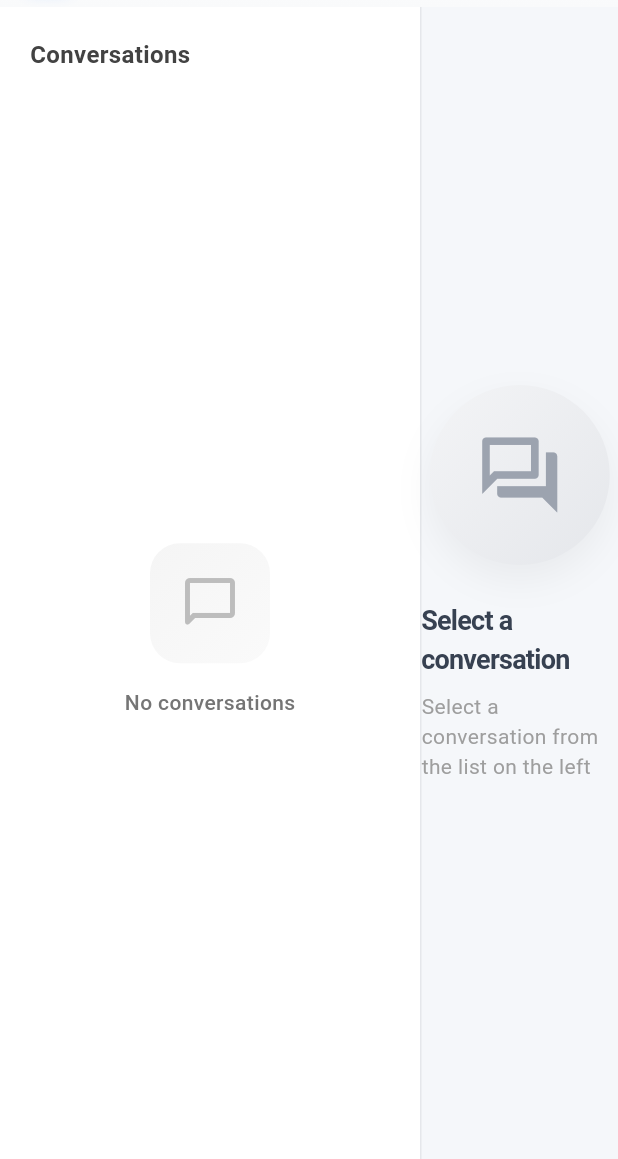
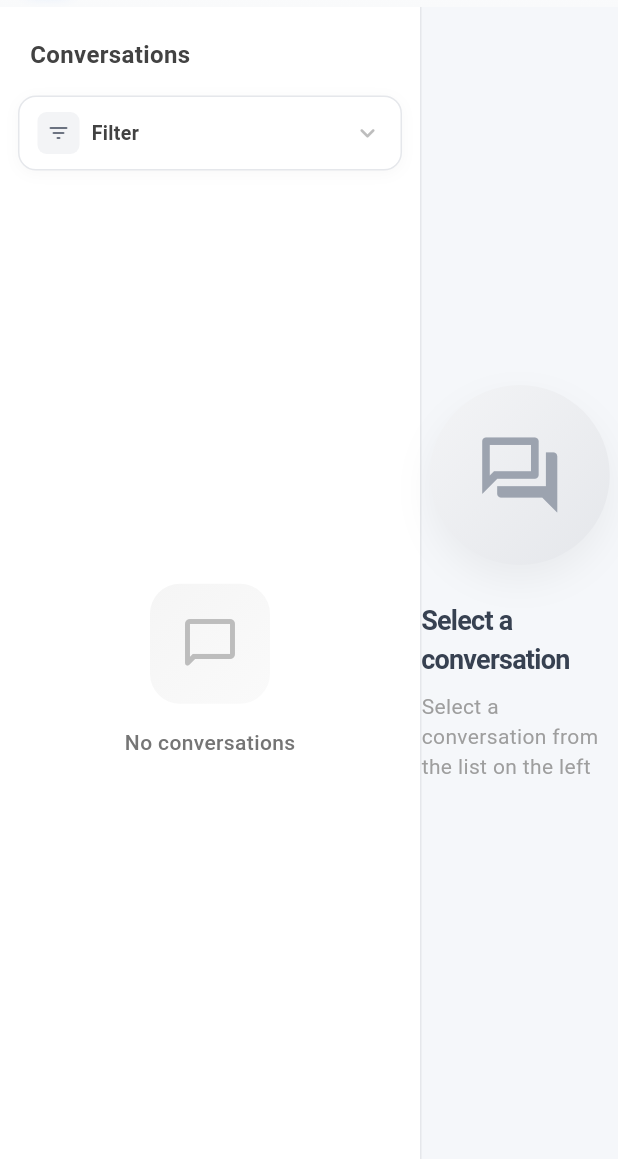
Before and after one commit to dainn67/chatbot-flow-client, a Flutter app: the screen it shows after launch, on a phone screen of 412 x 824 dp, the part 77-1236 px from its top. Run offline on Flutter 3.47's test engine with Material 3 defaults, Android fonts, the phone set to English and light mode, and no system bars; our stand-ins replace flutter_html; missing offline and left inert: flutter_math_fork; network calls fail.

Commit message:
feat: add filter ui

```diff
--- a/lib/providers/messages_provider.dart
+++ b/lib/providers/messages_provider.dart
@@ -10,11 +10,21 @@ class MessagesProvider with ChangeNotifier {
   final List<Message> _messages = [];
   List<Message> get messages => _messages;
 
+  // Filters
+  String? _appNameFilter;
+  String? _flowTitleFilter;
+  String? get appNameFilter => _appNameFilter;
+  String? get flowTitleFilter => _flowTitleFilter;
+
   // Conversation IDs
   List<Conversation> get conversations {
     final seen = <String>{};
     final uniqueConversations = <Conversation>[];
-    for (final msg in _messages) {
+
+    // Lọc messages trước khi tạo conversations
+    final filteredMessages = _getFilteredMessages();
+
+    for (final msg in filteredMessages) {
       if (!seen.contains(msg.conversationId)) {
         seen.add(msg.conversationId);
         uniqueConversations.add(Conversation(conversationId: msg.conversationId, appName: msg.appName));
@@ -25,6 +35,44 @@ class MessagesProvider with ChangeNotifier {
 
   String? _selectedConversationId;
   String? get selectedConversationId => _selectedConversationId;
+
+  // Lọc messages dựa trên filter
+  List<Message> _getFilteredMessages() {
+    if (_appNameFilter == null && _flowTitleFilter == null) {
+      return _messages;
+    }
+
+    return _messages.where((msg) {
+      bool matchAppName = true;
+      bool matchFlowTitle = true;
+
+      if (_appNameFilter != null && _appNameFilter!.isNotEmpty) {
+        matchAppName = msg.appName.toLowerCase().contains(_appNameFilter!.toLowerCase());
+      }
+
+      if (_flowTitleFilter != null && _flowTitleFilter!.isNotEmpty) {
+        matchFlowTitle = msg.flowTitle.toLowerCase().contains(_flowTitleFilter!.toLowerCase());
+      }
+
+      return matchAppName && matchFlowTitle;
+    }).toList();
+  }
+
+  // Set filters
+  void setFilters(String? appName, String? flowTitle) {
+    _appNameFilter = appName;
+    _flowTitleFilter = flowTitle;
+
+    // Reset selected conversation nếu nó không còn trong danh sách filter
+    if (_selectedConversationId != null) {
+      final conversationIds = conversations.map((c) => c.conversationId).toList();
+      if (!conversationIds.contains(_selectedConversationId)) {
+        _selectedConversationId = null;
+      }
+    }
+
+    notifyListeners();
+  }
 
   void selectConversation(String conversationId) {
     _selectedConversationId = conversationId;
@@ -40,7 +88,8 @@ class MessagesProvider with ChangeNotifier {
   }
 
   List<Message> getMessagesByConversationId(String conversationId) {
-    final messages = _messages.where((msg) => msg.conversationId == conversationId).toList();
+    final filteredMessages = _getFilteredMessages();
+    final messages = filteredMessages.where((msg) => msg.conversationId == conversationId).toList();
 
     messages.sort((a, b) {
       final dateA = DateTime.tryParse(a.createdAt) ?? DateTime.fromMillisecondsSinceEpoch(0);
--- /dev/null
+++ b/lib/screens/components/filter_panel.dart
@@ -0,0 +1,201 @@
+import 'package:flutter/material.dart';
+
+/// Widget bộ lọc tối giản cho conversations
+class FilterPanel extends StatefulWidget {
+  final String? appNameFilter;
+  final String? flowTitleFilter;
+  final Function(String? appName, String? flowTitle) onFilterChanged;
+
+  const FilterPanel({super.key, this.appNameFilter, this.flowTitleFilter, required this.onFilterChanged});
+
+  @override
+  State<FilterPanel> createState() => _FilterPanelState();
+}
+
+class _FilterPanelState extends State<FilterPanel> {
+  bool _isExpanded = false;
+  late TextEditingController _appNameController;
+  late TextEditingController _flowTitleController;
+
+  @override
+  void initState() {
+    super.initState();
+    _appNameController = TextEditingController(text: widget.appNameFilter);
+    _flowTitleController = TextEditingController(text: widget.flowTitleFilter);
+  }
+
+  @override
+  void dispose() {
+    _appNameController.dispose();
+    _flowTitleController.dispose();
+    super.dispose();
+  }
+
+  void _applyFilter() {
+    final appName = _appNameController.text.trim().isEmpty ? null : _appNameController.text.trim();
+    final flowTitle = _flowTitleController.text.trim().isEmpty ? null : _flowTitleController.text.trim();
+    widget.onFilterChanged(appName, flowTitle);
+  }
+
+  void _clearFilter() {
+    _appNameController.clear();
+    _flowTitleController.clear();
+    widget.onFilterChanged(null, null);
+  }
+
+  bool get _hasActiveFilters => (_appNameController.text.trim().isNotEmpty || _flowTitleController.text.trim().isNotEmpty);
+
+  @override
+  Widget build(BuildContext context) {
+    return Container(
+      margin: const EdgeInsets.symmetric(horizontal: 12, vertical: 8),
+      decoration: BoxDecoration(
+        color: Colors.white,
+        borderRadius: BorderRadius.circular(12),
+        border: Border.all(color: const Color(0xFFE5E7EB)),
+        boxShadow: [BoxShadow(color: Colors.black.withValues(alpha: 0.03), blurRadius: 8, offset: const Offset(0, 2))],
+      ),
+      child: Column(
+        mainAxisSize: MainAxisSize.min,
+        children: [
+          // Header - luôn hiển thị
+          InkWell(
+            onTap: () => setState(() => _isExpanded = !_isExpanded),
+            borderRadius: BorderRadius.circular(12),
+            child: Padding(
+              padding: const EdgeInsets.symmetric(horizontal: 12, vertical: 10),
+              child: Row(
+                children: [
+                  Container(
+                    padding: const EdgeInsets.all(6),
+                    decoration: BoxDecoration(
+                      color: _hasActiveFilters ? const Color(0xFF3B82F6).withValues(alpha: 0.1) : const Color(0xFFF3F4F6),
+                      borderRadius: BorderRadius.circular(6),
+                    ),
+                    child: Icon(Icons.filter_list_rounded, size: 16, color: _hasActiveFilters ? const Color(0xFF3B82F6) : const Color(0xFF6B7280)),
+                  ),
+                  const SizedBox(width: 8),
+                  Expanded(
+                    child: Text(
+                      'Filter',
+                      style: TextStyle(fontSize: 13, fontWeight: FontWeight.w600, color: Colors.grey.shade800),
+                    ),
+                  ),
+                  if (_hasActiveFilters)
+                    Container(
+                      padding: const EdgeInsets.symmetric(horizontal: 6, vertical: 2),
+                      decoration: BoxDecoration(color: const Color(0xFF3B82F6), borderRadius: BorderRadius.circular(10)),
+                      child: const Text(
+                        'Active',
+                        style: TextStyle(fontSize: 10, fontWeight: FontWeight.w600, color: Colors.white),
+                      ),
+                    ),
+                  const SizedBox(width: 8),
+                  Icon(_isExpanded ? Icons.keyboard_arrow_up_rounded : Icons.keyboard_arrow_down_rounded, size: 20, color: Colors.grey.shade400),
+                ],
+              ),
+            ),
+          ),
+
+          // Nội dung filter - hiển thị khi expand
+          if (_isExpanded) ...[
+            const Divider(height: 1, color: Color(0xFFE5E7EB)),
+            Padding(
+              padding: const EdgeInsets.all(12),
+              child: Column(
+                crossAxisAlignment: CrossAxisAlignment.start,
+                children: [
+                  // App Name Filter
+                  _buildFilterField(label: 'App Name', controller: _appNameController, hintText: 'Enter app name...', icon: Icons.apps_rounded),
+                  const SizedBox(height: 12),
+
+                  // Flow Title Filter
+                  _buildFilterField(
+                    label: 'Flow Title',
+                    controller: _flowTitleController,
+                    hintText: 'Enter flow title...',
+                    icon: Icons.label_outline_rounded,
+                  ),
+                  const SizedBox(height: 12),
+
+                  // Action Buttons
+                  Row(
+                    children: [
+                      Expanded(
+                        child: OutlinedButton(
+                          onPressed: _clearFilter,
+                          style: OutlinedButton.styleFrom(
+                            padding: const EdgeInsets.symmetric(vertical: 8),
+                            side: const BorderSide(color: Color(0xFFE5E7EB)),
+                            shape: RoundedRectangleBorder(borderRadius: BorderRadius.circular(8)),
+                          ),
+                          child: const Text(
+                            'Clear',
+                            style: TextStyle(fontSize: 12, fontWeight: FontWeight.w600, color: Color(0xFF6B7280)),
+                          ),
+                        ),
+                      ),
+                      const SizedBox(width: 8),
+                      Expanded(
+                        child: ElevatedButton(
+                          onPressed: _applyFilter,
+                          style: ElevatedButton.styleFrom(
+                            padding: const EdgeInsets.symmetric(vertical: 8),
+                            backgroundColor: const Color(0xFF3B82F6),
+                            elevation: 0,
+                            shape: RoundedRectangleBorder(borderRadius: BorderRadius.circular(8)),
+                          ),
+                          child: const Text(
+                            'Apply',
+                            style: TextStyle(fontSize: 12, fontWeight: FontWeight.w600, color: Colors.white),
+                          ),
+                        ),
+                      ),
+                    ],
+                  ),
+                ],
+              ),
+            ),
+          ],
+        ],
+      ),
+    );
+  }
+
+  Widget _buildFilterField({required String label, required TextEditingController controller, required String hintText, required IconData icon}) {
+    return Column(
+      crossAxisAlignment: CrossAxisAlignment.start,
+      children: [
+        Text(
+          label,
+          style: TextStyle(fontSize: 11, fontWeight: FontWeight.w600, color: Colors.grey.shade700),
+        ),
+        const SizedBox(height: 6),
+        TextField(
+          controller: controller,
+          style: const TextStyle(fontSize: 13),
+          decoration: InputDecoration(
+            hintText: hintText,
+            hintStyle: TextStyle(fontSize: 12, color: Colors.grey.shade400),
+            prefixIcon: Icon(icon, size: 16, color: Colors.grey.shade400),
+            contentPadding: const EdgeInsets.symmetric(horizontal: 12, vertical: 10),
+            filled: true,
+            fillColor: const Color(0xFFF9FAFB),
+            border: OutlineInputBorder(
+              borderRadius: BorderRadius.circular(8),
+              borderSide: const BorderSide(color: Color(0xFFE5E7EB)),
+            ),
+            enabledBorder: OutlineInputBorder(
+              borderRadius: BorderRadius.circular(8),
+              borderSide: const BorderSide(color: Color(0xFFE5E7EB)),
+            ),
+            focusedBorder: OutlineInputBorder(
+              borderRadius: BorderRadius.circular(8),
+              borderSide: const BorderSide(color: Color(0xFF3B82F6), width: 1.5),
+            ),
+          ),
+        ),
+      ],
+    );
+  }
+}
--- a/lib/screens/home_screen.dart
+++ b/lib/screens/home_screen.dart
@@ -1,4 +1,5 @@
 import 'package:chatbotflowclient/screens/components/conversation_item.dart';
+import 'package:chatbotflowclient/screens/components/filter_panel.dart';
 import 'package:chatbotflowclient/screens/components/message_bubble.dart';
 import 'package:flutter/material.dart';
 import 'package:provider/provider.dart';
@@ -89,11 +90,20 @@ class ConversationSidebar extends StatelessWidget {
         children: [
           // Header
           Padding(
-            padding: const EdgeInsets.all(20),
+            padding: const EdgeInsets.fromLTRB(20, 20, 20, 8),
             child: Text(
               'Conversations',
               style: TextStyle(fontSize: 16, fontWeight: FontWeight.w600, color: Colors.grey.shade800),
             ),
+          ),
+
+          // Filter Panel
+          FilterPanel(
+            appNameFilter: messagesProvider.appNameFilter,
+            flowTitleFilter: messagesProvider.flowTitleFilter,
+            onFilterChanged: (appName, flowTitle) {
+              messagesProvider.setFilters(appName, flowTitle);
+            },
           ),
 
           // List of conversations
@@ -102,7 +112,7 @@ class ConversationSidebar extends StatelessWidget {
                 ? _buildEmptyState()
                 : ListView.builder(
                     shrinkWrap: true,
-                    padding: const EdgeInsets.symmetric(horizontal: 8),
+                    padding: const EdgeInsets.symmetric(horizontal: 8, vertical: 8),
                     itemCount: messagesProvider.conversations.length,
                     itemBuilder: (context, index) {
                       final conversation = messagesProvider.conversations[index];
```
